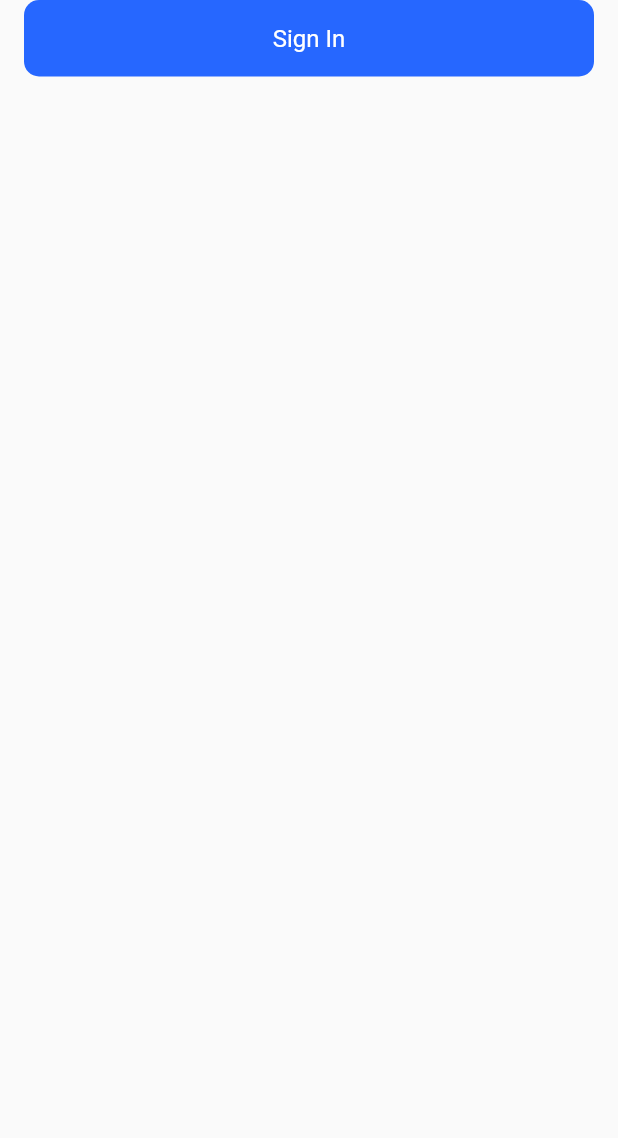
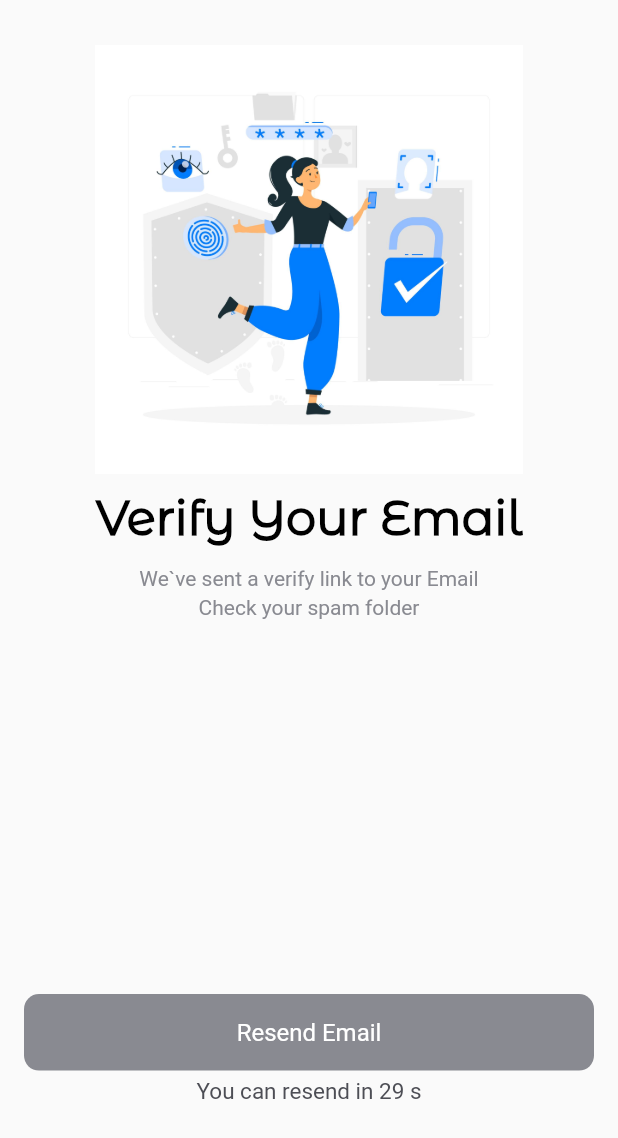
Before and after one commit to Chewbacca-14/My-Moto-App-Flutter, a Flutter app: the CustomButton widget shown alone on an empty page, opened directly, after a tap on "Sign In", on a phone screen of 412 x 824 dp. Shown: the top 1138 px of the screen. Run offline on Flutter 3.47's test engine with Material 2 defaults, Android fonts, the phone set to English and light mode, and no system bars; our stand-ins replace easy_splash_screen, firebase_auth, firebase_core; accounts and stored records are empty; network calls fail.

Commit message:
integrated firebase + new verify screen

```diff
--- a/lib/helpers/custom_button.dart
+++ b/lib/helpers/custom_button.dart
@@ -7,7 +7,15 @@
   final String text;
   // ignore: prefer_typing_uninitialized_variables
   final onTap;
-  const CustomButton({super.key, required this.onTap, required this.text});
+
+  final color;
+  const CustomButton(
+      {super.key,
+      required this.onTap,
+      required this.text,
+
+      this.color
+      });
 
   @override
   Widget build(BuildContext context) {
@@ -15,7 +23,7 @@
       padding: const EdgeInsets.only(left: 16, right: 16),
       child: Container(
         decoration: BoxDecoration(
-            color: MyColors.mainOrange,
+            color: color == null ?  MyColors.mainOrange : color,
             borderRadius: BorderRadius.circular(10)),
         child: Material(
           borderRadius: BorderRadius.circular(10),
--- a/lib/registration_pages.dart/login_page.dart
+++ b/lib/registration_pages.dart/login_page.dart
@@ -14,8 +14,9 @@
 
 class _LoginPageState extends State<LoginPage> {
   late Image myImage;
+  @override
   void initState() {
-    // TODO: implement initState
+
     super.initState();
     myImage = Image.asset('assets/images/moto.png', scale: 6);
   }
@@ -33,9 +34,7 @@
               Center(
                   child: Row(
                 mainAxisAlignment: MainAxisAlignment.end,
-                children: [
-                 myImage
-                ],
+                children: [myImage],
               )),
               const SizedBox(height: 30),
               Padding(
@@ -78,7 +77,11 @@
                 ),
               ),
               const SizedBox(height: 65),
-              CustomButton(onTap: () {}, text: 'Sign In'),
+              CustomButton(
+                  onTap: () {
+                    Navigator.pushNamed(context, '/verify');
+                  },
+                  text: 'Sign In'),
               const SizedBox(height: 30),
               CustomButton2(
                 onTap: () {},
--- a/lib/registration_pages.dart/register_page.dart
+++ b/lib/registration_pages.dart/register_page.dart
@@ -3,6 +3,7 @@
 import '../helpers/fonts.dart';
 import '../helpers/text_field.dart';
 import 'package:flutter/material.dart';
+import 'auth_provider.dart';
 
 class RegisterPage extends StatefulWidget {
   const RegisterPage({super.key});
@@ -70,7 +71,9 @@
                   text: 'Sign Up'),
               const SizedBox(height: 30),
               CustomButton2(
-                onTap: () {},
+                onTap: () {
+                  AuthProvider().createUser('bulanovich5@mail.ru', '123456789');
+                },
                 text: 'Continue with Google',
                 url: 'assets/images/google.png',
               ),
@@ -79,6 +82,7 @@
               GestureDetector(
                 onTap: () {
                   Navigator.pushReplacementNamed(context, '/login');
+
                 },
                 child: Row(
                   mainAxisAlignment: MainAxisAlignment.center,
--- /dev/null
+++ b/lib/registration_pages.dart/verify_page.dart
@@ -0,0 +1,110 @@
+import 'dart:async';
+
+import 'package:flutter/material.dart';
+import 'package:motoappv2/helpers/colors_palette.dart';
+import 'package:motoappv2/helpers/custom_button.dart';
+import 'package:motoappv2/helpers/fonts.dart';
+
+class VerifyPage extends StatefulWidget {
+  const VerifyPage({super.key});
+
+  @override
+  State<VerifyPage> createState() => _VerifyPageState();
+}
+
+class _VerifyPageState extends State<VerifyPage> {
+  int secondsRemaining = 30;
+  Timer? timer;
+  bool canResend = false;
+
+  @override
+  void initState() {
+    super.initState();
+
+    timer = Timer.periodic(const Duration(seconds: 1), (_) {
+      if (secondsRemaining != 0) {
+        setState(() {
+          secondsRemaining--;
+          canResend = false;
+        });
+      } else {
+        setState(() {
+          canResend = true;
+        });
+      }
+    });
+  }
+
+  @override
+  void dispose() {
+    timer?.cancel();
+    super.dispose();
+  }
+
+  void _resendCode() {
+    //other code here
+    setState(() {
+      secondsRemaining = 30;
+    });
+  }
+
+  @override
+  Widget build(BuildContext context) {
+    return Scaffold(
+      body: Center(
+        child: Column(
+          children: [
+            const SizedBox(height: 30),
+            Image.asset(
+              'assets/images/verify.jpg',
+              scale: 7,
+            ),
+            const SizedBox(height: 10),
+            titleText(text: 'Verify Your Email', bold: true, size: 32),
+            const SizedBox(height: 13),
+            Padding(
+              padding: const EdgeInsets.only(left: 20, right: 20),
+              child: mainText(
+                  text: 'We`ve sent a verify link to your Email',
+                  bold: false,
+                  size: 14,
+                  color: MyColors.mainGreyFirst),
+            ),
+            const SizedBox(height: 3),
+            Padding(
+              padding: const EdgeInsets.only(left: 20, right: 20),
+              child: mainText(
+                  text: 'Check your spam folder',
+                  bold: false,
+                  size: 14,
+                  color: MyColors.mainGreySecond),
+            ),
+            const SizedBox(height: 250),
+            CustomButton(
+
+              color: canResend ? MyColors.mainOrange : MyColors.mainGreyFirst,
+              onTap: canResend ? _resendCode : null,
+              text: 'Resend Email',
+            ),
+            const SizedBox(height: 5),
+            Row(
+              mainAxisAlignment: MainAxisAlignment.center,
+              children: [
+                mainText(
+                    text: 'You can resend in ',
+                    bold: false,
+                    size: 15,
+                    color: MyColors.iconsGrey),
+                mainText(
+                    text: '$secondsRemaining s',
+                    bold: false,
+                    size: 15,
+                    color: MyColors.iconsGrey)
+              ],
+            )
+          ],
+        ),
+      ),
+    );
+  }
+}
--- a/pubspec.yaml
+++ b/pubspec.yaml
@@ -36,10 +36,15 @@
   google_fonts: ^4.0.4
   flutter_svg: ^2.0.5
   provider: ^6.0.5
+  change_app_package_name: ^1.1.0
+
 
   # The following adds the Cupertino Icons font to your application.
   # Use with the CupertinoIcons class for iOS style icons.
   cupertino_icons: ^1.0.2
+  firebase_auth: ^4.5.0
+  firebase_core: ^2.11.0
+
 
 dev_dependencies:
   flutter_test:
@@ -76,6 +81,7 @@
     - assets/images/illustration3.png
     - assets/images/illustration4.png
     - assets/images/moto.png
+    - assets/images/verify.jpg
   #   - images/a_dot_ham.jpeg
 
   # An image asset can refer to one or more resolution-specific "variants", see
```
Also changed, not shown: lib/main.dart (+9 -8 lines), lib/pages/splash_screen.dart (+18 -5 lines), lib/registration_pages.dart/auth_provider.dart (added, +24 -0 lines), lib/registration_pages.dart/profile_type.dart (deleted, +0 -158 lines), assets/images/verify.jpg (added), pubspec.lock, 11 other files.
